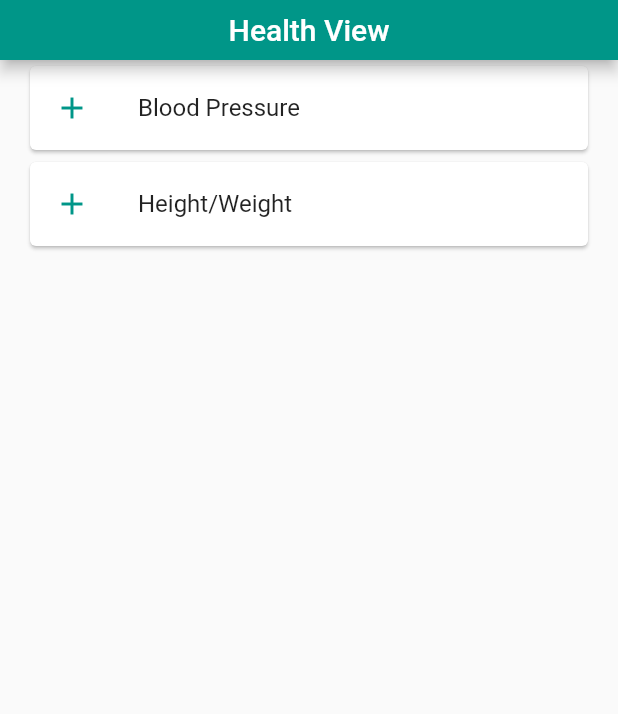
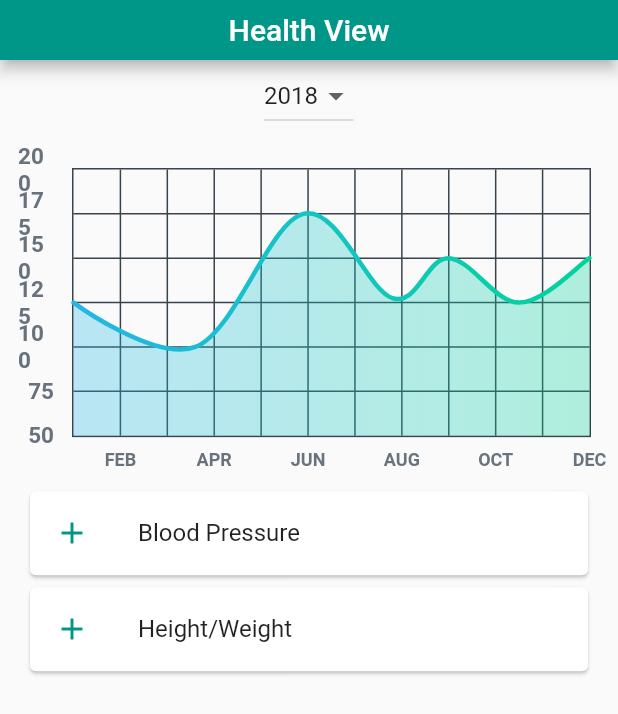
Before and after one commit to lgraham076/health_view, a Flutter app: the screen it shows after launch, on a phone screen of 412 x 824 dp. Shown: the top 714 px of the screen. Run offline on Flutter 3.47's test engine with Material 2 defaults, Android fonts, the phone set to English and light mode, and no system bars; drawn by our look-alikes of fl_chart; our stand-ins replace sqflite; accounts and stored records are empty.

Commit message:
- Added fl_chart as dependency - Experimented with adding data chart - Added list of years to filter chart

```diff
--- /dev/null
+++ b/lib/Charts/bloodpressurechart.dart
@@ -0,0 +1,159 @@
+import 'package:flutter/material.dart';
+
+import 'package:fl_chart/fl_chart.dart';
+
+import 'package:healthview/Data/models.dart';
+
+List<Color> gradientColors = [
+  const Color(0xff23b6e6),
+  const Color(0xff02d39a),
+];
+
+class BloodPressureLineChart extends StatefulWidget {
+  @override
+  _BloodPressureLineChartState createState() => _BloodPressureLineChartState();
+}
+
+class _BloodPressureLineChartState extends State<BloodPressureLineChart> {
+  @override
+  Widget build(BuildContext context) {
+    return Stack(
+      children: <Widget>[
+        AspectRatio(
+            aspectRatio: 3.5 / 2, // Height: 3 Width: 2
+            child: Container(
+              child: Padding(
+                padding: const EdgeInsets.only(
+                    right: 18, left: 12, top: 24, bottom: 12),
+                child: LineChart(yearToDate()),
+              ),
+            )
+        )
+      ],
+    );
+  }
+
+  LineChartData yearToDate() {
+    return LineChartData(
+      gridData: FlGridData(
+        show: true,
+        drawVerticalLine: true,
+        getDrawingHorizontalLine: (value) {
+          return FlLine(
+            color: const Color(0xff37434d),
+            strokeWidth: 1,
+          );
+        },
+        getDrawingVerticalLine: (value) {
+          return FlLine(
+            color: const Color(0xff37434d),
+            strokeWidth: 1,
+          );
+        },
+      ),
+      titlesData: FlTitlesData(
+        show: true,
+        bottomTitles: SideTitles(
+          showTitles: true,
+          reservedSize: 12,
+          textStyle:
+          const TextStyle(color: Color(0xff68737d),
+              fontWeight: FontWeight.bold,
+              fontSize: 12),
+          getTitles: (value) {
+            switch (value.toInt()) {
+              case 1:
+                return 'FEB';
+              case 3:
+                return 'APR';
+              case 5:
+                return 'JUN';
+              case 7:
+                return 'AUG';
+              case 9:
+                return 'OCT';
+              case 11:
+                return 'DEC';
+            }
+            return '';
+          },
+          margin: 8,
+        ),
+        leftTitles: SideTitles(
+          showTitles: true,
+          textStyle: const TextStyle(
+            color: Color(0xff67727d),
+            fontWeight: FontWeight.bold,
+            fontSize: 15,
+          ),
+          getTitles: (value) {
+            switch (value.toInt()) {
+              case 0:
+                return '50';
+              case 1:
+                return '75';
+              case 2:
+                return '100';
+              case 3:
+                return '125';
+              case 4:
+                return '150';
+              case 5:
+                return '175';
+              case 6:
+                return '200';
+            }
+            return '';
+          },
+          reservedSize: 24,
+          margin: 12,
+        ),
+      ),
+      borderData:
+      FlBorderData(show: true,
+          border: Border.all(color: const Color(0xff37434d), width: 1)),
+      minX: 0,
+      maxX: 11,
+      minY: 0,
+      maxY: 6,
+      lineBarsData: [
+        LineChartBarData(
+          spots:
+          [
+            FlSpot(0, 3),
+            FlSpot(2.6, 2),
+            FlSpot(4.9, 5),
+            FlSpot(6.8, 3.1),
+            FlSpot(8, 4),
+            FlSpot(9.5, 3),
+            FlSpot(11, 4),
+          ],
+          isCurved: true,
+          colors: gradientColors,
+          barWidth: 3,
+          isStrokeCapRound: true,
+          dotData: FlDotData(
+            show: false,
+          ),
+          belowBarData: BarAreaData(
+            show: true,
+            colors: gradientColors.map((color) => color.withOpacity(0.3))
+                .toList(),
+          ),
+        ),
+      ],
+    );
+  }
+
+  Future<List<FlSpot>> convertData() async {
+    List<BloodPressureEntry> entries = await BloodPressureEntry().selectAll();
+    List<FlSpot> spots = [];
+
+    for(BloodPressureEntry entry in entries) {
+      double myNum = entry.entryDate.month + entry.entryDate.day/28;
+      spots.add(new FlSpot(myNum,entry.systolic.toDouble()));
+    }
+
+    return spots;
+  }
+}
--- a/lib/Forms/measurement.dart
+++ b/lib/Forms/bloodpressureform.dart
@@ -4,14 +4,16 @@ import 'package:intl/intl.dart';
 import 'package:healthview/Common/components.dart';
 import 'package:healthview/Data/models.dart';
 
-class MeasurementForm extends StatefulWidget {
+
+
+class BloodPressureForm extends StatefulWidget {
   @override
-  _MeasurementFormState createState() => _MeasurementFormState();
+  _BloodPressureFormState createState() => _BloodPressureFormState();
 }
 
-class _MeasurementFormState extends State<MeasurementForm> {
+class _BloodPressureFormState extends State<BloodPressureForm> {
   final _formKey = GlobalKey<FormState>();
-  MeasurementEntry entry = new MeasurementEntry();
+  BloodPressureEntry entry = new BloodPressureEntry();
 
   @override
   Widget build(BuildContext context) {
@@ -25,38 +27,39 @@ class _MeasurementFormState extends State<MeasurementForm> {
               child: Column(
                 children: <Widget>[
                   ListTile(
-                      leading: Icon(Icons.show_chart),
-                      title: Text('Measurements')),
+                    leading: Icon(Icons.favorite),
+                    title: Text('Blood Pressure'),
+                  ),
                   TextFormField(
                     decoration: InputDecoration(
-                        icon: Icon(Icons.accessibility),
-                        labelText: 'Height(inches)'),
-                    validator: (String value) {
+                        icon: Icon(Icons.assignment_ind),
+                        labelText: 'Systolic(mmHg)'),
+                    validator: (value) {
                       if (value.isEmpty) {
-                        return 'Please enter a height value';
+                        return 'Please enter systolic value';
                       }
-                      int height = int.tryParse(value);
-                      if (height == null) {
+                      int systolic = int.tryParse(value);
+                      if (systolic == null) {
                         return 'Please enter a valid integer';
                       } else {
-                        entry.height = height;
+                        entry.systolic = systolic;
                       }
                       return null;
                     },
                   ),
                   TextFormField(
                     decoration: InputDecoration(
-                        icon: Icon(Icons.panorama_wide_angle),
-                        labelText: 'Weight(lbs)'),
-                    validator: (String value) {
+                        icon: Icon(Icons.assignment_ind),
+                        labelText: 'Diastolic(mmHg)'),
+                    validator: (value) {
                       if (value.isEmpty) {
-                        return 'Please enter a weight value';
+                        return 'Please enter diastolic value';
                       }
-                      double weight = double.tryParse(value);
-                      if (weight == null) {
-                        return 'Please enter a valid number';
+                      int diastolic = int.tryParse(value);
+                      if (diastolic == null) {
+                        return 'Please enter a valid integer';
                       } else {
-                        entry.weight = weight;
+                        entry.diastolic = diastolic;
                       }
                       return null;
                     },
@@ -82,13 +85,12 @@ class _MeasurementFormState extends State<MeasurementForm> {
                               if (dateInput != null && timeInput != null) {
                                 setState(() {
                                   // Add date to entry
-                                  entry.entryDate = new DateTime(
+                                  entry.entryDate = DateTime(
                                       dateInput.year,
                                       dateInput.month,
                                       dateInput.day,
                                       timeInput.hour,
                                       timeInput.minute);
-                                  print('MeasurementForm-DateInput: $entry');
                                 });
                               }
                             });
@@ -113,8 +115,8 @@ class _MeasurementFormState extends State<MeasurementForm> {
     );
   }
 
-  void _save(MeasurementEntry entry) {
-    print('MeasurementForm-Submit: $entry');
+  void _save(BloodPressureEntry entry) {
+    print('BloodPressureForm-Submit: $entry');
     entry.save();
     entry.printAll();
     Navigator.pop(context);
--- a/lib/Forms/bloodpressure.dart
+++ b/lib/Forms/measurementform.dart
@@ -4,16 +4,14 @@ import 'package:intl/intl.dart';
 import 'package:healthview/Common/components.dart';
 import 'package:healthview/Data/models.dart';
 
-
-
-class BloodPressureForm extends StatefulWidget {
+class MeasurementForm extends StatefulWidget {
   @override
-  _BloodPressureFormState createState() => _BloodPressureFormState();
+  _MeasurementFormState createState() => _MeasurementFormState();
 }
 
-class _BloodPressureFormState extends State<BloodPressureForm> {
+class _MeasurementFormState extends State<MeasurementForm> {
   final _formKey = GlobalKey<FormState>();
-  BloodPressureEntry entry = new BloodPressureEntry();
+  MeasurementEntry entry = new MeasurementEntry();
 
   @override
   Widget build(BuildContext context) {
@@ -27,39 +25,38 @@ class _BloodPressureFormState extends State<BloodPressureForm> {
               child: Column(
                 children: <Widget>[
                   ListTile(
-                    leading: Icon(Icons.favorite),
-                    title: Text('Blood Pressure'),
-                  ),
+                      leading: Icon(Icons.show_chart),
+                      title: Text('Measurements')),
                   TextFormField(
                     decoration: InputDecoration(
-                        icon: Icon(Icons.assignment_ind),
-                        labelText: 'Systolic(mmHg)'),
-                    validator: (value) {
+                        icon: Icon(Icons.accessibility),
+                        labelText: 'Height(inches)'),
+                    validator: (String value) {
                       if (value.isEmpty) {
-                        return 'Please enter systolic value';
+                        return 'Please enter a height value';
                       }
-                      int systolic = int.tryParse(value);
-                      if (systolic == null) {
+                      int height = int.tryParse(value);
+                      if (height == null) {
                         return 'Please enter a valid integer';
                       } else {
-                        entry.systolic = systolic;
+                        entry.height = height;
                       }
                       return null;
                     },
                   ),
                   TextFormField(
                     decoration: InputDecoration(
-                        icon: Icon(Icons.assignment_ind),
-                        labelText: 'Diastolic(mmHg)'),
-                    validator: (value) {
+                        icon: Icon(Icons.panorama_wide_angle),
+                        labelText: 'Weight(lbs)'),
+                    validator: (String value) {
                       if (value.isEmpty) {
-                        return 'Please enter diastolic value';
+                        return 'Please enter a weight value';
                       }
-                      int diastolic = int.tryParse(value);
-                      if (diastolic == null) {
-                        return 'Please enter a valid integer';
+                      double weight = double.tryParse(value);
+                      if (weight == null) {
+                        return 'Please enter a valid number';
                       } else {
-                        entry.diastolic = diastolic;
+                        entry.weight = weight;
                       }
                       return null;
                     },
@@ -85,13 +82,12 @@ class _BloodPressureFormState extends State<BloodPressureForm> {
                               if (dateInput != null && timeInput != null) {
                                 setState(() {
                                   // Add date to entry
-                                  entry.entryDate = DateTime(
+                                  entry.entryDate = new DateTime(
                                       dateInput.year,
                                       dateInput.month,
                                       dateInput.day,
                                       timeInput.hour,
                                       timeInput.minute);
-                                  print('BloodPressureForm-DateInput: $entry');
                                 });
                               }
                             });
@@ -116,8 +112,8 @@ class _BloodPressureFormState extends State<BloodPressureForm> {
     );
   }
 
-  void _save(BloodPressureEntry entry) {
-    print('BloodPressureForm-Submit: $entry');
+  void _save(MeasurementEntry entry) {
+    print('MeasurementForm-Submit: $entry');
     entry.save();
     entry.printAll();
     Navigator.pop(context);
--- a/lib/home.dart
+++ b/lib/home.dart
@@ -1,8 +1,9 @@
 import 'package:flutter/material.dart';
 
 import 'package:healthview/Common/components.dart';
-import 'package:healthview/Forms/bloodpressure.dart';
-import 'package:healthview/Forms/measurement.dart';
+import 'package:healthview/Forms/bloodpressureform.dart';
+import 'package:healthview/Forms/measurementform.dart';
+import 'package:healthview/Charts/bloodpressurechart.dart';
 
 class HomePage extends StatefulWidget {
   HomePage({Key key, this.title}) : super(key: key);
@@ -14,6 +15,10 @@ class HomePage extends StatefulWidget {
 }
 
 class _HomePageState extends State<HomePage> {
+  static List<String> yearsValues = getYearsList();
+
+  String currentYearsValue = yearsValues.elementAt(14);
+
   @override
   Widget build(BuildContext context) {
     return Scaffold(
@@ -22,6 +27,20 @@ class _HomePageState extends State<HomePage> {
         body: SafeArea(
             child: Column(
           children: <Widget>[
+            DropdownButton(
+              value: currentYearsValue,
+              items: getYearsList()
+                  .map<DropdownMenuItem<String>>((String value) {
+                return DropdownMenuItem<String>(
+                    value: value, child: Text('$value'));
+              }).toList(),
+              onChanged: (String newValue) {
+                setState(() {
+                  currentYearsValue = newValue;
+                });
+              },
+            ),
+            BloodPressureLineChart(),
             // Button to navigate to blood pressure form for entry
             FlatButton(
               child: Card(
@@ -64,3 +83,12 @@ class _HomePageState extends State<HomePage> {
         )));
   }
 }
+
+List<String> getYearsList() {
+  int currentYear = new DateTime.now().year;
+  List<String> years = new List<String>.generate(
+      21, (index) => (currentYear + index - 15).toString());
+
+  years.insert(0, 'All');
+  return years;
+}
--- a/pubspec.yaml
+++ b/pubspec.yaml
@@ -14,6 +14,7 @@ dependencies:
   intl: ^0.16.1
   sqflite:
   path:
+  fl_chart: ^0.10.0
 
 dev_dependencies:
   flutter_test:
```
Also changed, not shown: pubspec.lock.
